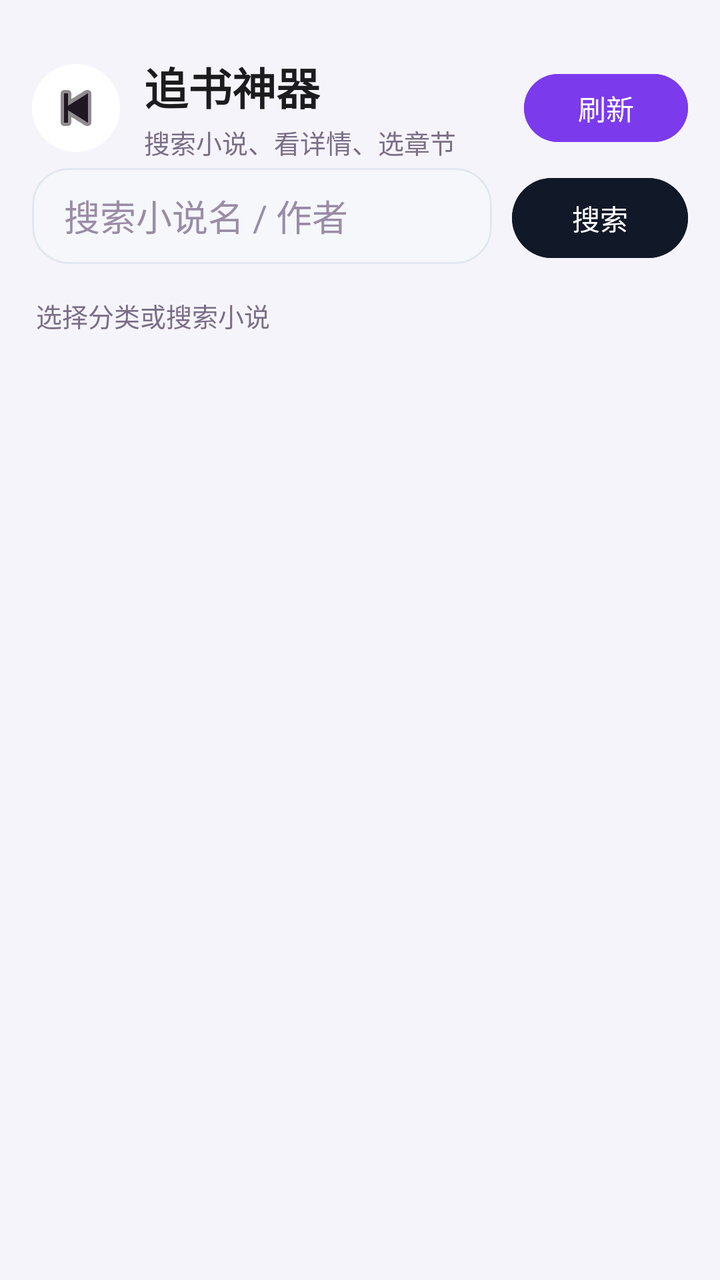
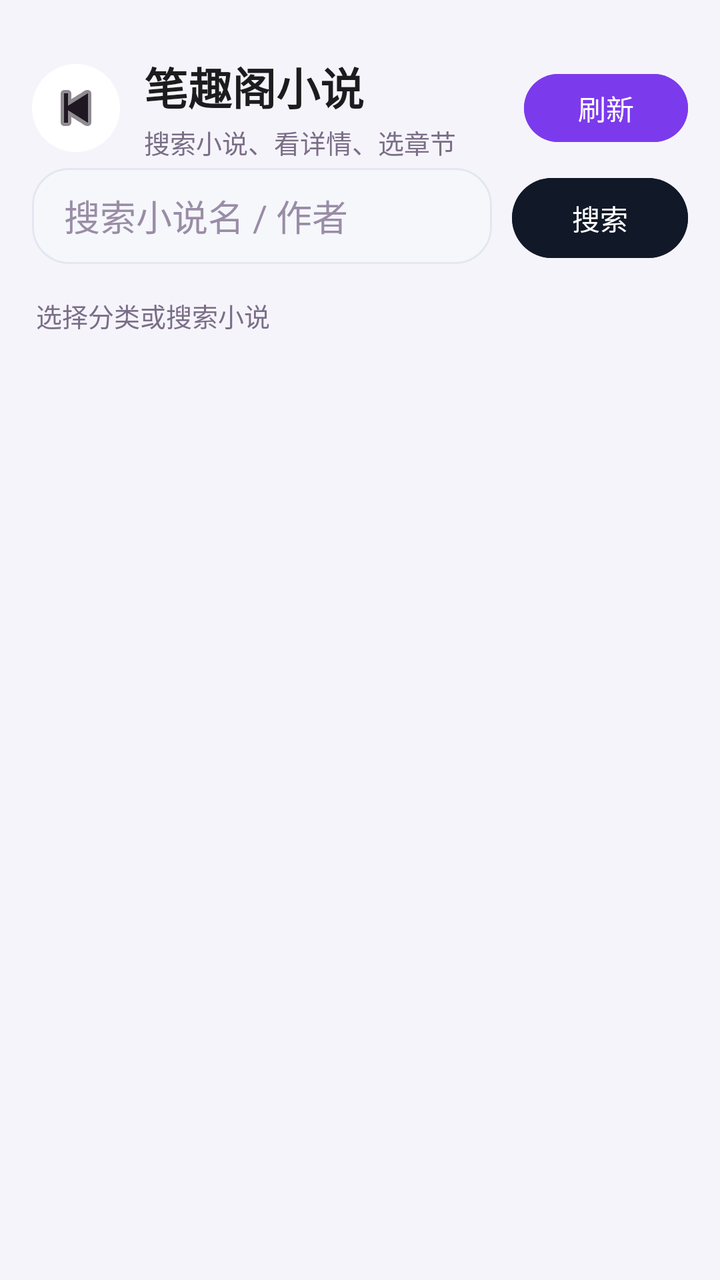

Compare the two renders of this Android layout. The source of the first and the diff that turns it into the second are given below.
<!-- AndroidManifest.xml: application theme Theme.YunoTools -->
<!-- res/layout/activity_novel_reader.xml -->
<?xml version="1.0" encoding="utf-8"?>
<FrameLayout xmlns:android="http://schemas.android.com/apk/res/android"
    xmlns:app="http://schemas.android.com/apk/res-auto"
    android:id="@+id/novelRoot"
    android:layout_width="match_parent"
    android:layout_height="match_parent"
    android:background="#F6F4FB">

    <LinearLayout
        android:layout_width="match_parent"
        android:layout_height="match_parent"
        android:orientation="vertical">

        <LinearLayout
            android:layout_width="match_parent"
            android:layout_height="84dp"
            android:gravity="center_vertical"
            android:orientation="horizontal"
            android:paddingStart="16dp"
            android:paddingTop="24dp"
            android:paddingEnd="16dp">

            <ImageButton
                android:id="@+id/btnBack"
                android:layout_width="44dp"
                android:layout_height="44dp"
                android:background="@drawable/bg_circle_white"
                android:contentDescription="返回"
                android:padding="12dp"
                android:src="@android:drawable/ic_media_previous"
                app:tint="#1F1722" />

            <LinearLayout
                android:layout_width="0dp"
                android:layout_height="match_parent"
                android:layout_marginStart="12dp"
                android:layout_weight="1"
                android:gravity="center_vertical"
                android:orientation="vertical">
                <TextView
                    android:id="@+id/tvTitle"
                    android:layout_width="wrap_content"
                    android:layout_height="wrap_content"
                    android:text="追书神器"
                    android:textColor="#1C1C1E"
                    android:textSize="22sp"
                    android:textStyle="bold" />
                <TextView
                    android:id="@+id/tvSubtitle"
                    android:layout_width="wrap_content"
                    android:layout_height="wrap_content"
                    android:layout_marginTop="2dp"
                    android:text="搜索小说、看详情、选章节"
                    android:textColor="#7A6E87"
                    android:textSize="13sp" />
            </LinearLayout>

            <Button
                android:id="@+id/btnRefresh"
                android:layout_width="82dp"
                android:layout_height="42dp"
                android:backgroundTint="#7C3AED"
                android:text="刷新"
                android:textColor="#FFFFFF"
                android:textSize="14sp" />
        </LinearLayout>

        <LinearLayout
            android:layout_width="match_parent"
            android:layout_height="wrap_content"
            android:orientation="horizontal"
            android:paddingStart="16dp"
            android:paddingEnd="16dp"
            android:paddingBottom="8dp">

            <EditText
                android:id="@+id/etKeyword"
                android:layout_width="0dp"
                android:layout_height="48dp"
                android:layout_weight="1"
                android:background="@drawable/bg_search_input"
                android:hint="搜索小说名 / 作者"
                android:imeOptions="actionSearch"
                android:inputType="text"
                android:paddingStart="16dp"
                android:paddingEnd="16dp"
                android:textColor="#1F1722"
                android:textColorHint="#9A8CA6" />

            <Button
                android:id="@+id/btnSearch"
                android:layout_width="88dp"
                android:layout_height="48dp"
                android:layout_marginStart="10dp"
                android:backgroundTint="#111827"
                android:text="搜索"
                android:textColor="#FFFFFF" />
        </LinearLayout>

        <HorizontalScrollView
            android:layout_width="match_parent"
            android:layout_height="wrap_content"
            android:paddingStart="12dp"
            android:paddingEnd="12dp"
            android:overScrollMode="never"
            android:scrollbars="none">
            <LinearLayout
                android:id="@+id/filterRow"
                android:layout_width="wrap_content"
                android:layout_height="wrap_content"
                android:orientation="horizontal">
            </LinearLayout>
        </HorizontalScrollView>

        <TextView
            android:id="@+id/tvState"
            android:layout_width="match_parent"
            android:layout_height="wrap_content"
            android:paddingStart="18dp"
            android:paddingTop="8dp"
            android:paddingBottom="6dp"
            android:text="选择分类或搜索小说"
            android:textColor="#7A6E87"
            android:textSize="13sp" />

        <androidx.recyclerview.widget.RecyclerView
            android:id="@+id/rvBooks"
            android:layout_width="match_parent"
            android:layout_height="0dp"
            android:layout_weight="1"
            android:paddingStart="14dp"
            android:paddingEnd="14dp"
            android:paddingBottom="14dp" />
    </LinearLayout>

    <ProgressBar
        android:id="@+id/progress"
        android:layout_width="48dp"
        android:layout_height="48dp"
        android:layout_gravity="center"
        android:visibility="gone" />
</FrameLayout>
<!-- resources referenced by this layout -->
<resources>
  <!-- drawable bg_circle_white (drawable) -->
  <?xml version="1.0" encoding="utf-8"?>
  <shape xmlns:android="http://schemas.android.com/apk/res/android" android:shape="oval">
      <solid android:color="#FFFFFFFF" />
  </shape>
  <!-- drawable bg_search_input (drawable) -->
  <?xml version="1.0" encoding="utf-8"?>
  <shape xmlns:android="http://schemas.android.com/apk/res/android">
      <solid android:color="#F5F7FB" />
      <stroke
          android:width="1dp"
          android:color="#E2E8F0" />
      <corners android:radius="18dp" />
      <padding
          android:left="12dp"
          android:top="8dp"
          android:right="12dp"
          android:bottom="8dp" />
  </shape>
  <style name="Theme.YunoTools" parent="Theme.Material3.Light.NoActionBar">
          <item name="colorPrimary">@color/primary</item>
          <item name="colorPrimaryDark">@color/primary_dark</item>
          <item name="colorAccent">@color/accent</item>
          <item name="android:statusBarColor">#F2F2F7</item>
          <item name="android:windowLightStatusBar">true</item>
          <item name="android:navigationBarColor">@android:color/white</item>
          <item name="android:windowLightNavigationBar">true</item>
      </style>
  <color name="primary">#007AFF</color>
  <color name="primary_dark">#0062CC</color>
  <color name="accent">#34C759</color>
</resources>

<!-- the commit's change to res/layout/activity_novel_reader.xml (unified diff, before → after) -->
@@ -41,7 +41,7 @@
                     android:id="@+id/tvTitle"
                     android:layout_width="wrap_content"
                     android:layout_height="wrap_content"
-                    android:text="追书神器"
+                    android:text="笔趣阁小说"
                     android:textColor="#1C1C1E"
                     android:textSize="22sp"
                     android:textStyle="bold" />
